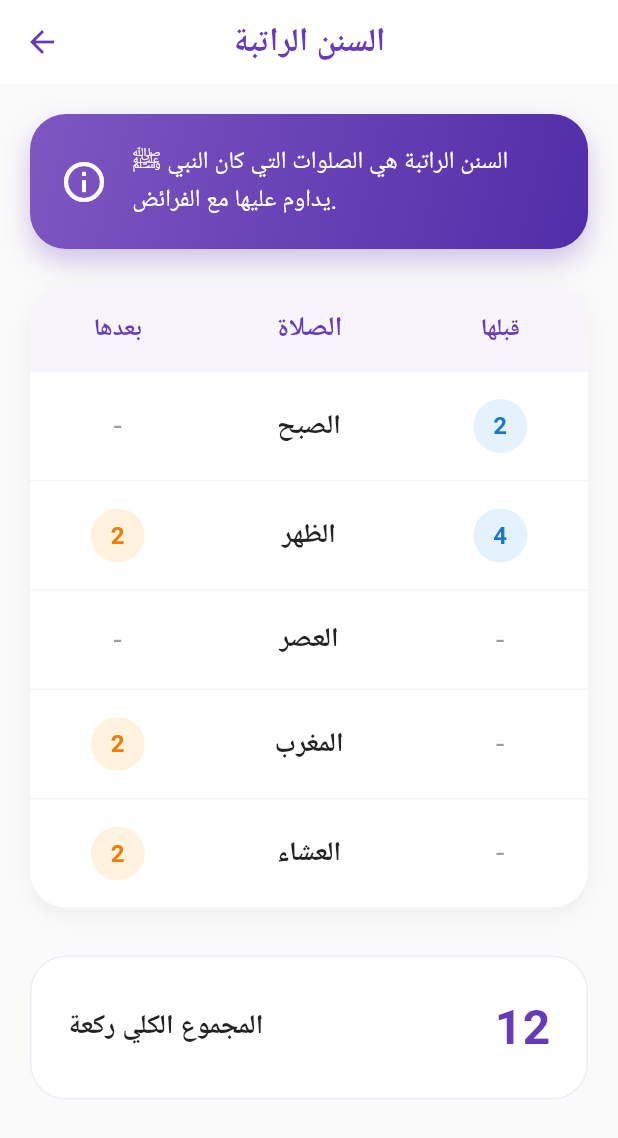
After one commit to OmarAbdelrahmn/muslim, a Flutter app: the screen it shows after launch, after a tap on "30 يوم", after a tap on "السنن الراتبة", on a phone screen of 412 x 824 dp. The commit adds this screen. Shown: the top 1138 px of the screen. Run offline on Flutter 3.47's test engine with Material 3 defaults, Android fonts, the phone set to English and light mode, and no system bars; our stand-ins replace flutter_local_notifications, geocoding, geolocator, shared_preferences, timezone.

Commit message:
adding some upates

```diff
--- a/lib/main.dart
+++ b/lib/main.dart
@@ -8,6 +8,7 @@ import 'azkar_page.dart';
 import 'counter_page.dart';
 import 'prayer_times_page.dart';
 import 'prayer_times_service.dart';
+import 'sunan_page.dart';
 
 void main() async {
   WidgetsFlutterBinding.ensureInitialized();
@@ -347,6 +348,13 @@ class _HomePageState extends State<HomePage> with WidgetsBindingObserver {
         ),
         _buildNavCard(
           context,
+          'السنن الراتبة',
+          Icons.format_list_numbered_rtl,
+          Colors.orange,
+          () => Navigator.push(context, MaterialPageRoute(builder: (context) => const SunanPage())),
+        ),
+        _buildNavCard(
+          context,
           'الأذكار',
           Icons.book_outlined,
           Colors.blue,
@@ -443,6 +451,14 @@ class _HomePageState extends State<HomePage> with WidgetsBindingObserver {
             },
           ),
           ListTile(
+            leading: const Icon(Icons.format_list_numbered_rtl),
+            title: const Text('السنن الراتبة'),
+            onTap: () {
+              Navigator.pop(context);
+              Navigator.push(context, MaterialPageRoute(builder: (context) => const SunanPage()));
+            },
+          ),
+          ListTile(
             leading: const Icon(Icons.menu_book),
             title: const Text('الأذكار'),
             onTap: () {
--- /dev/null
+++ b/lib/sunan_page.dart
@@ -0,0 +1,185 @@
+import 'package:flutter/material.dart';
+
+class SunanPage extends StatelessWidget {
+  const SunanPage({super.key});
+
+  @override
+  Widget build(BuildContext context) {
+    return Scaffold(
+      backgroundColor: Colors.grey[50],
+      appBar: AppBar(
+        title: const Text('السنن الراتبة', style: TextStyle(fontWeight: FontWeight.bold)),
+        centerTitle: true,
+        backgroundColor: Colors.white,
+        elevation: 0,
+        foregroundColor: Colors.deepPurple,
+      ),
+      body: SingleChildScrollView(
+        padding: const EdgeInsets.all(20),
+        child: Column(
+          children: [
+            _buildInfoCard(),
+            const SizedBox(height: 24),
+            _buildSunanTable(),
+            const SizedBox(height: 32),
+            _buildTotalCard(),
+          ],
+        ),
+      ),
+    );
+  }
+
+  Widget _buildInfoCard() {
+    return Container(
+      padding: const EdgeInsets.all(20),
+      decoration: BoxDecoration(
+        gradient: LinearGradient(
+          colors: [Colors.deepPurple.shade400, Colors.deepPurple.shade700],
+          begin: Alignment.topLeft,
+          end: Alignment.bottomRight,
+        ),
+        borderRadius: BorderRadius.circular(24),
+        boxShadow: [
+          BoxShadow(
+            color: Colors.deepPurple.withOpacity(0.3),
+            blurRadius: 15,
+            offset: const Offset(0, 8),
+          ),
+        ],
+      ),
+      child: const Row(
+        children: [
+          Icon(Icons.info_outline, color: Colors.white, size: 32),
+          SizedBox(width: 16),
+          Expanded(
+            child: Text(
+              'السنن الراتبة هي الصلوات التي كان النبي ﷺ يداوم عليها مع الفرائض.',
+              style: TextStyle(color: Colors.white, fontSize: 16, height: 1.5),
+            ),
+          ),
+        ],
+      ),
+    );
+  }
+
+  Widget _buildSunanTable() {
+    return Container(
+      decoration: BoxDecoration(
+        color: Colors.white,
+        borderRadius: BorderRadius.circular(24),
+        boxShadow: [
+          BoxShadow(
+            color: Colors.black.withOpacity(0.05),
+            blurRadius: 10,
+            offset: const Offset(0, 4),
+          ),
+        ],
+      ),
+      child: Column(
+        children: [
+          _buildTableHeader(),
+          _buildRow('الصبح', '2', '-', isFirst: false),
+          _buildDivider(),
+          _buildRow('الظهر', '4', '2'),
+          _buildDivider(),
+          _buildRow('العصر', '-', '-'),
+          _buildDivider(),
+          _buildRow('المغرب', '-', '2'),
+          _buildDivider(),
+          _buildRow('العشاء', '-', '2', isLast: true),
+        ],
+      ),
+    );
+  }
+
+  Widget _buildTableHeader() {
+    return Container(
+      padding: const EdgeInsets.symmetric(vertical: 16, horizontal: 16),
+      decoration: BoxDecoration(
+        color: Colors.deepPurple.withOpacity(0.05),
+        borderRadius: const BorderRadius.vertical(top: Radius.circular(24)),
+      ),
+      child: const Row(
+        children: [
+          Expanded(child: Text('بعدها', textAlign: TextAlign.center, style: TextStyle(fontWeight: FontWeight.bold, fontSize: 16, color: Colors.deepPurple))),
+          Expanded(flex: 2, child: Text('الصلاة', textAlign: TextAlign.center, style: TextStyle(fontWeight: FontWeight.bold, fontSize: 18, color: Colors.deepPurple))),
+          Expanded(child: Text('قبلها', textAlign: TextAlign.center, style: TextStyle(fontWeight: FontWeight.bold, fontSize: 16, color: Colors.deepPurple))),
+        ],
+      ),
+    );
+  }
+
+  Widget _buildRow(String prayer, String before, String after, {bool isFirst = false, bool isLast = false}) {
+    return Padding(
+      padding: const EdgeInsets.symmetric(vertical: 18, horizontal: 16),
+      child: Row(
+        children: [
+          Expanded(
+            child: _buildNumberCircle(after, Colors.orange.shade50, Colors.orange.shade700),
+          ),
+          Expanded(
+            flex: 2,
+            child: Text(
+              prayer,
+              textAlign: TextAlign.center,
+              style: const TextStyle(fontWeight: FontWeight.w600, fontSize: 18, color: Colors.black87),
+            ),
+          ),
+          Expanded(
+            child: _buildNumberCircle(before, Colors.blue.shade50, Colors.blue.shade700),
+          ),
+        ],
+      ),
+    );
+  }
+
+  Widget _buildNumberCircle(String value, Color bgColor, Color textColor) {
+    if (value == '-') {
+      return const Text('-', textAlign: TextAlign.center, style: TextStyle(color: Colors.grey, fontSize: 20));
+    }
+    return Center(
+      child: Container(
+        width: 36,
+        height: 36,
+        decoration: BoxDecoration(
+          color: bgColor,
+          shape: BoxShape.circle,
+        ),
+        child: Center(
+          child: Text(
+            value,
+            style: TextStyle(color: textColor, fontWeight: FontWeight.bold, fontSize: 16),
+          ),
+        ),
+      ),
+    );
+  }
+
+  Widget _buildDivider() {
+    return Divider(height: 1, thickness: 1, color: Colors.grey.withOpacity(0.1));
+  }
+
+  Widget _buildTotalCard() {
+    return Container(
+      padding: const EdgeInsets.all(24),
+      decoration: BoxDecoration(
+        color: Colors.white,
+        borderRadius: BorderRadius.circular(24),
+        border: Border.all(color: Colors.deepPurple.withOpacity(0.1)),
+      ),
+      child: const Row(
+        mainAxisAlignment: MainAxisAlignment.spaceBetween,
+        children: [
+          Text(
+            'المجموع الكلي ركعة',
+            style: TextStyle(fontSize: 18, fontWeight: FontWeight.bold, color: Colors.black87),
+          ),
+          Text(
+            '12',
+            style: TextStyle(fontSize: 32, fontWeight: FontWeight.bold, color: Colors.deepPurple),
+          ),
+        ],
+      ),
+    );
+  }
+}
```
